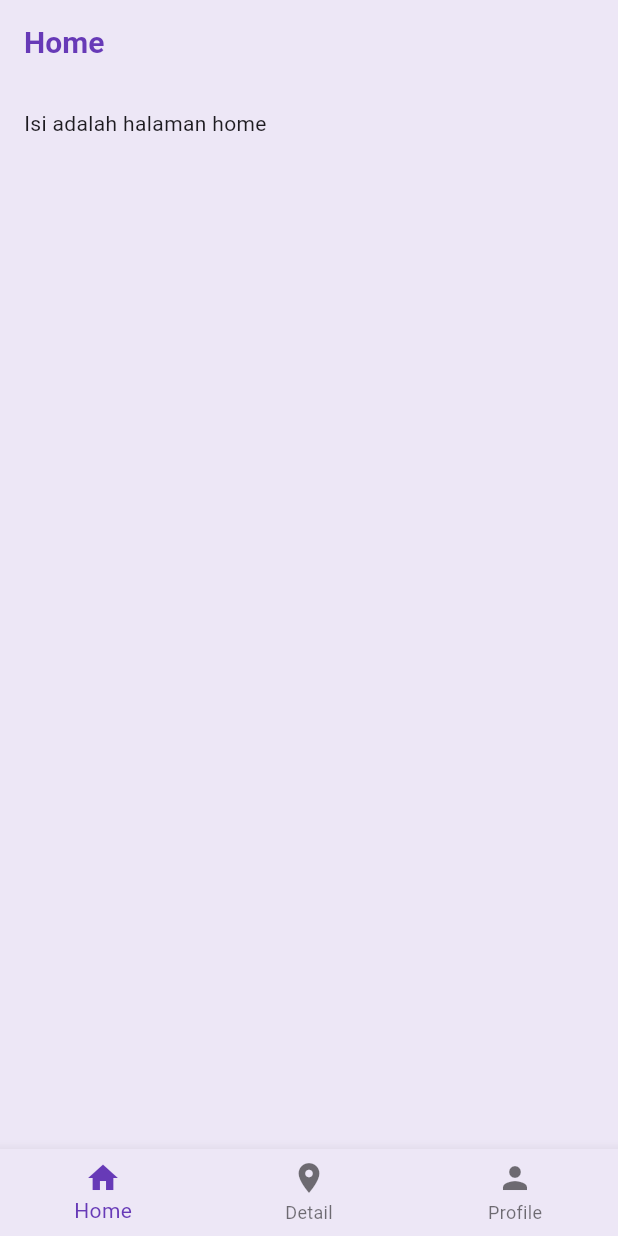
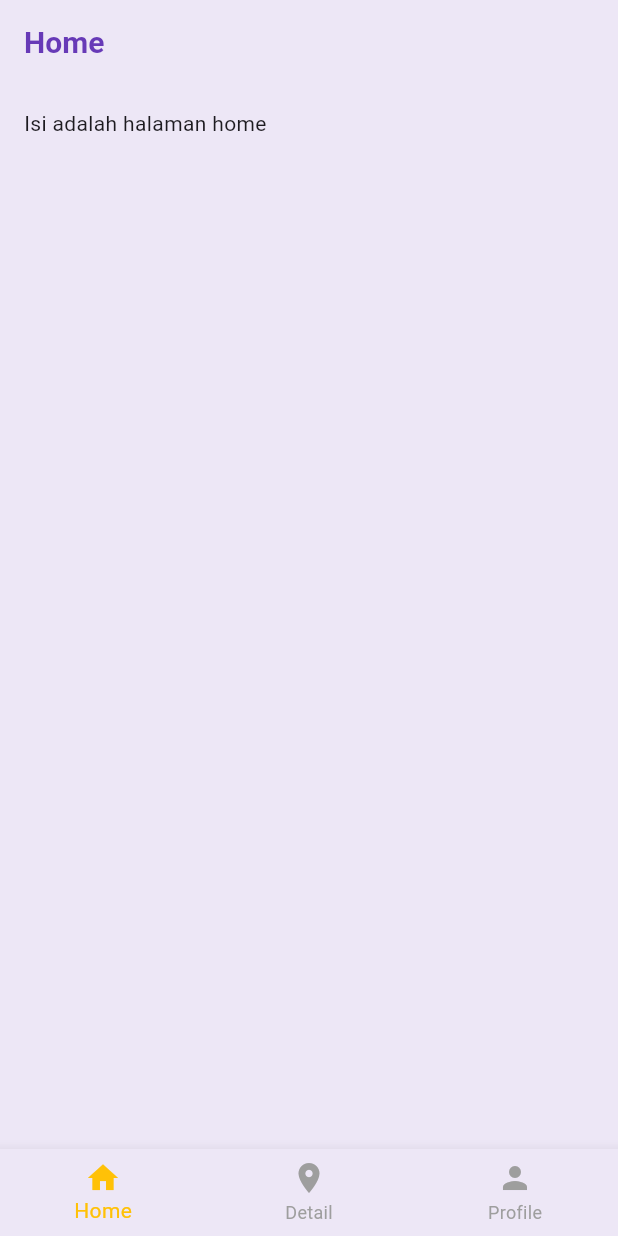
Before and after one commit to 2024-2025-Gasal-PABI-SI52/project-wisata-candi-JordiWillyam, a Flutter app: the screen it shows after launch, on a phone screen of 412 x 824 dp. Run offline on Flutter 3.47's test engine with Material 3 defaults, Android fonts, the phone set to English and light mode, and no system bars; our stand-ins replace cached_network_image.

Commit message:
UPDATE: bottom navigation bar complete

```diff
--- a/project_wisata_candi/lib/screens/main_screen.dart
+++ b/project_wisata_candi/lib/screens/main_screen.dart
@@ -46,8 +46,11 @@ class _MainScreenState extends State<MainScreen> {
           ),
         ],
         currentIndex: _selectedIndex,
-        selectedItemColor: Colors.deepPurple,
+        selectedItemColor: Colors.amber,
+        unselectedItemColor: Colors.grey,
         onTap: _onItemTapped,
+        showSelectedLabels: true,
+        showUnselectedLabels: true,
       ),
     );
   }
```
